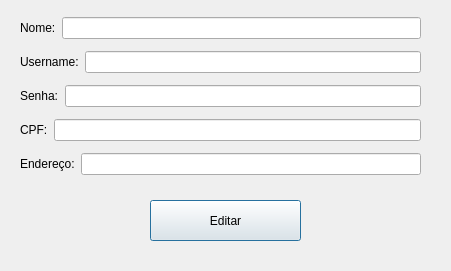
Old version of the form colaboradores/editarcliente.ui in the repository ViniiGabriel/hotelQT.
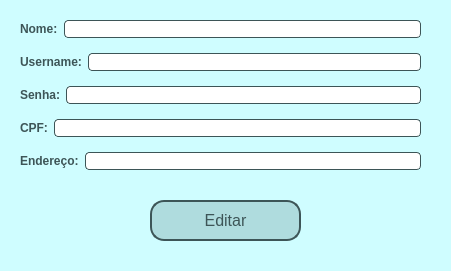
New version of the form.

Diff of the .ui file:
```diff
--- a/colaboradores/editarcliente.ui
+++ b/colaboradores/editarcliente.ui
@@ -13,6 +13,34 @@
   <property name="windowTitle">
    <string>Editar</string>
   </property>
+  <property name="styleSheet">
+   <string notr="true">QDialog{
+	background-color: #cffdff;
+}
+
+QPushButton{
+	background-color: #afdcde;
+	border-radius: 14px;
+	border: 2px solid #3d5557;
+	color: #3d5557;
+	font-size: 16px;
+}
+
+QPushButton::hover{
+	background-color: #b9faf4;
+}
+
+QLabel{
+	color: #3d5557;
+	font-weight: bold;
+}
+
+QLineEdit {
+	border-radius: 4px;
+	border: 1px solid #3d5557
+}
+</string>
+  </property>
   <widget class="QWidget" name="layoutWidget">
    <property name="geometry">
     <rect>
```
